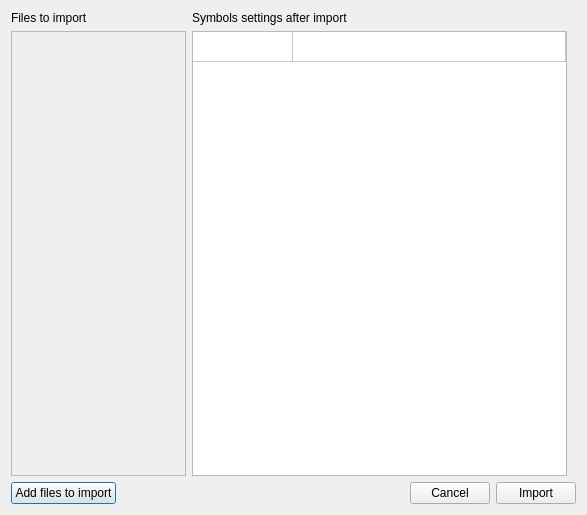
Before: the Qt Designer form Widgets/HistoricalWindow/ImportFilesDialog/importfileswindow.ui in ArtemIyX/TradeForge, drawn with Qt 5.
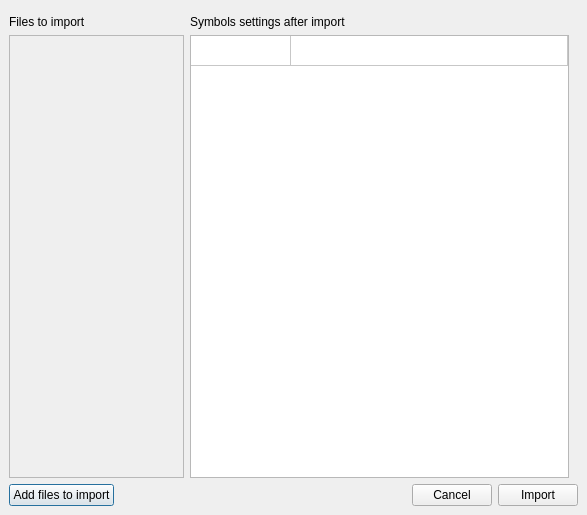
After: the same form once the commit is applied.

The edit to the form file:
```diff
--- a/Widgets/HistoricalWindow/ImportFilesDialog/importfileswindow.ui
+++ b/Widgets/HistoricalWindow/ImportFilesDialog/importfileswindow.ui
@@ -14,6 +14,50 @@
    <string>importFilesWIndow</string>
   </property>
   <layout class="QVBoxLayout" name="verticalLayout_2">
+   <property name="leftMargin">
+    <number>0</number>
+   </property>
+   <property name="topMargin">
+    <number>0</number>
+   </property>
+   <property name="rightMargin">
+    <number>0</number>
+   </property>
+   <property name="bottomMargin">
+    <number>0</number>
+   </property>
+   <item>
+    <widget class="QWidget" name="titleBarWidget" native="true">
+     <layout class="QVBoxLayout" name="verticalLayout_4">
+      <property name="leftMargin">
+       <number>0</number>
+      </property>
+      <property name="topMargin">
+       <number>0</number>
+      </property>
+      <property name="rightMargin">
+       <number>0</number>
+      </property>
+      <property name="bottomMargin">
+       <number>0</number>
+      </property>
+     </layout>
+    </widget>
+   </item>
+   <item>
+    <layout class="QVBoxLayout" name="verticalLayout_5">
+     <property name="leftMargin">
+      <number>9</number>
+     </property>
+     <property name="topMargin">
+      <number>9</number>
+     </property>
+     <property name="rightMargin">
+      <number>9</number>
+     </property>
+     <property name="bottomMargin">
+      <number>9</number>
+     </property>
    <item>
     <layout class="QHBoxLayout" name="horizontalLayout">
      <property name="rightMargin">
@@ -51,7 +95,7 @@
             <x>0</x>
             <y>0</y>
             <width>173</width>
-            <height>437</height>
+              <height>431</height>
            </rect>
           </property>
          </widget>
@@ -132,6 +176,8 @@
         <string>Import</string>
        </property>
       </widget>
+       </item>
+      </layout>
      </item>
     </layout>
    </item>
```
Lines whose indentation alone changed are shown as unchanged.
